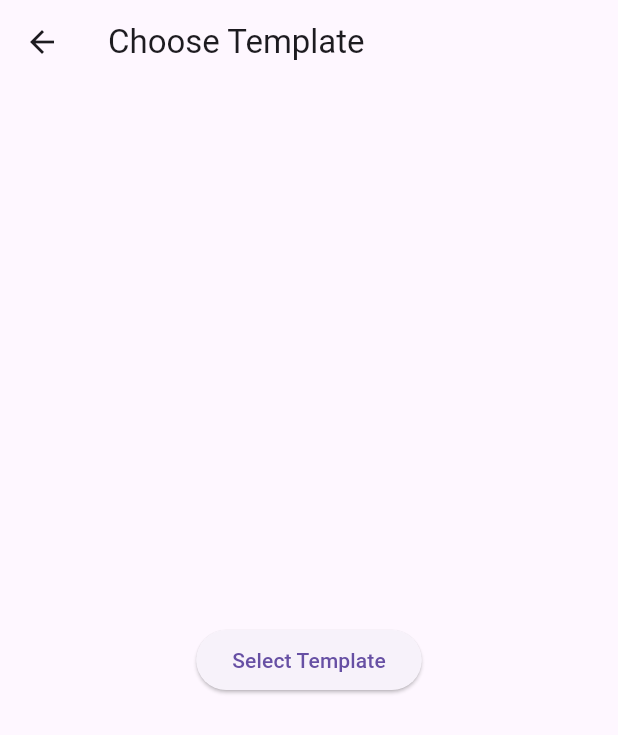
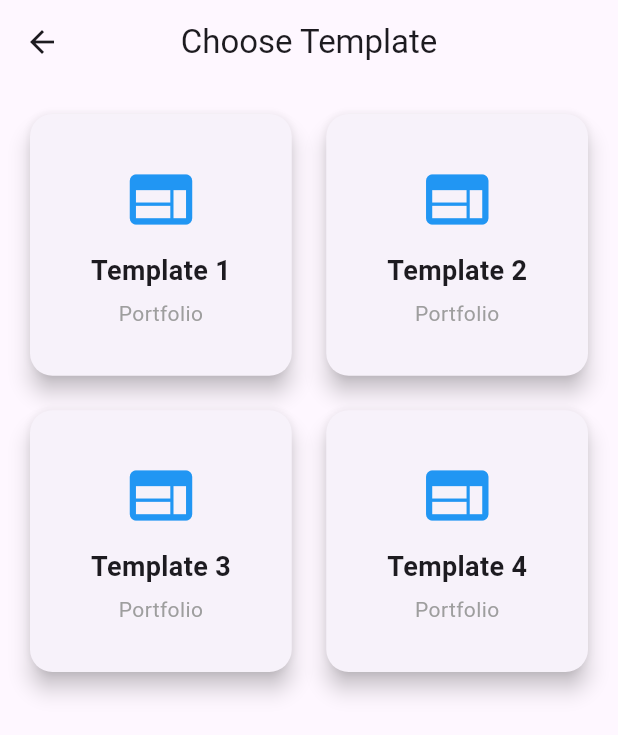
Before and after one commit to OWAIZ2005/porti_app_dev, a Flutter app: the TemplateScreen screen opened directly, on a phone screen of 412 x 824 dp. Shown: the top 735 px of the screen. Run offline on Flutter 3.47's test engine with Material 3 defaults, Android fonts, the phone set to English and light mode, and no system bars.

Commit message:
Template Screen Updated

```diff
--- a/lib/screens/template_screen.dart
+++ b/lib/screens/template_screen.dart
@@ -5,16 +5,51 @@ class TemplateScreen extends StatelessWidget {
   @override
   Widget build(BuildContext context) {
     return Scaffold(
-      appBar: AppBar(title: Text(("Choose Template"))),
-      body: Center(
-        child: ElevatedButton(
-          child: Text("Select Template"),
-          onPressed: () {
-            Navigator.push(
-              context,
-              MaterialPageRoute(builder: (context) => PortfolioFormScreen()),
-            );
-          },
+      appBar: AppBar(title: Text("Choose Template"), centerTitle: true),
+
+      body: Padding(
+        padding: const EdgeInsets.all(16),
+
+        child: GridView.count(
+          crossAxisCount: 2,
+          crossAxisSpacing: 15,
+          mainAxisSpacing: 15,
+
+          children: [
+            templateCard(context, "Template 1"),
+            templateCard(context, "Template 2"),
+            templateCard(context, "Template 3"),
+            templateCard(context, "Template 4"),
+          ],
+        ),
+      ),
+    );
+  }
+
+  templateCard(BuildContext context, String title) {
+    return InkWell(
+      onTap: () {
+        Navigator.push(
+          context,
+          MaterialPageRoute(builder: (context) => PortfolioFormScreen()),
+        );
+      },
+      child: Card(
+        elevation: 6,
+        shape: RoundedRectangleBorder(borderRadius: BorderRadius.circular(15)),
+
+        child: Column(
+          mainAxisAlignment: MainAxisAlignment.center,
+          children: [
+            Icon(Icons.web, size: 50, color: Colors.blue),
+            SizedBox(height: 10),
+            Text(
+              title,
+              style: TextStyle(fontSize: 18, fontWeight: FontWeight.bold),
+            ),
+            SizedBox(height: 5),
+            Text("Portfolio", style: TextStyle(color: Colors.grey)),
+          ],
         ),
       ),
     );
```
